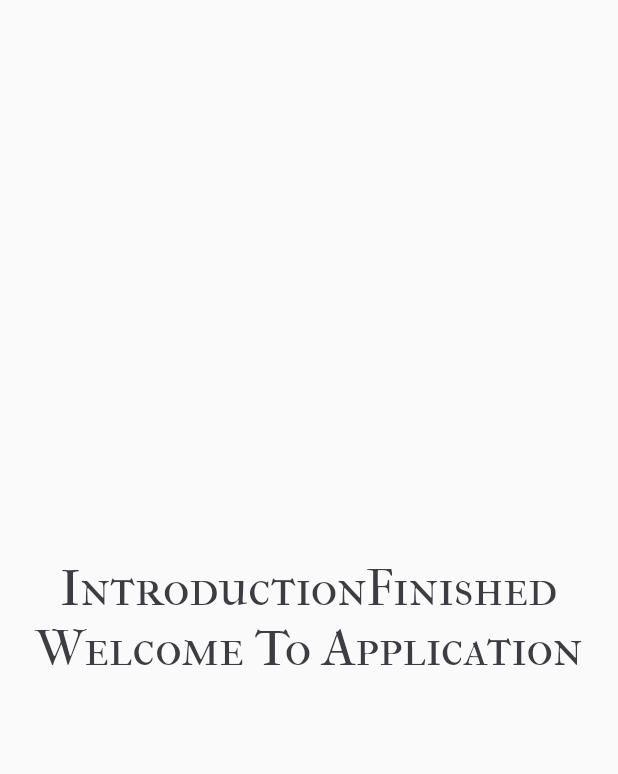
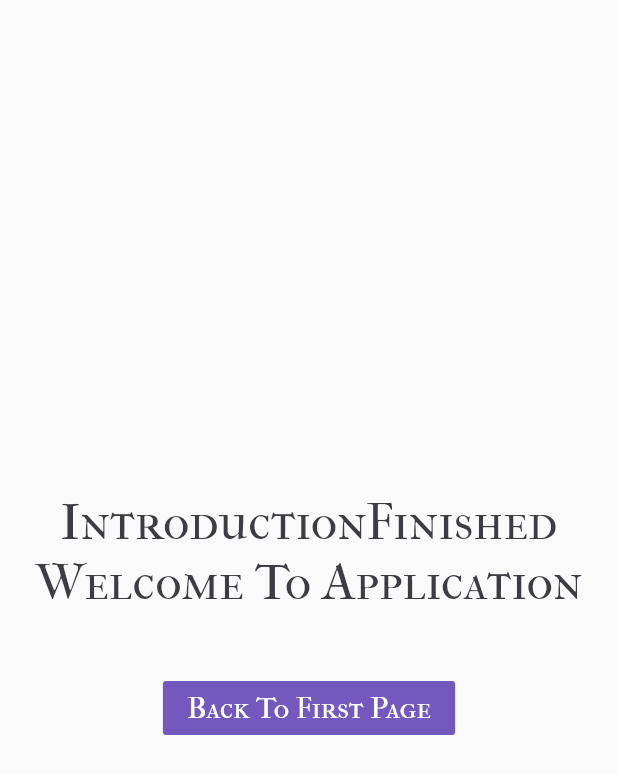
Before and after one commit to mahmoud-eslami/IntroductionPage, a Flutter app: the FinalPage screen opened directly, on a phone screen of 412 x 824 dp. Shown: the top 774 px of the screen. Run offline on Flutter 3.47's test engine with Material 2 defaults, Android fonts, the phone set to English and light mode, and no system bars.

Commit message:
FlatButton Added to final page for navigate to first page

```diff
--- a/lib/screen/final_page.dart
+++ b/lib/screen/final_page.dart
@@ -1,6 +1,7 @@
 import 'package:flutter/material.dart';
 import 'package:fluttersrcintro/resource/colors/colors.dart';
 import 'package:fluttersrcintro/resource/string/strings.dart';
+import 'package:fluttersrcintro/screen/first_page.dart';
 
 class FinalPage extends StatefulWidget {
   @override
@@ -19,8 +20,8 @@ class _FinalPageState extends State<FinalPage> {
             alignment: Alignment.center,
             child: Text(
               Strings.finalTitle,
-              style:
-                  textTheme.display1.copyWith(color: AppColors.primaryTextColor),
+              style: textTheme.display1
+                  .copyWith(color: AppColors.primaryTextColor),
             ),
           ),
           Text(
@@ -28,6 +29,20 @@ class _FinalPageState extends State<FinalPage> {
             style:
                 textTheme.display1.copyWith(color: AppColors.primaryTextColor),
           ),
+          SizedBox(
+            height: 40,
+          ),
+          FlatButton(
+            color: AppColors.primaryButtonColor,
+            onPressed: () {
+              Navigator.push(context,
+                  MaterialPageRoute(builder: (context) => FirstPage()));
+            },
+            child: Text(
+              'Back To First Page',
+              style: textTheme.title.copyWith(color: Colors.white),
+            ),
+          )
         ],
       ),
     );
```
